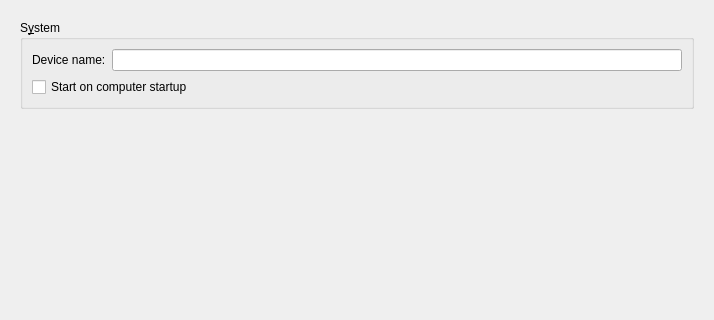
librevault/librevault, file gui/gui/Settings.ui: the form before one commit; both pictures show x 0 to 714 and y 0 to 320 of the 714 by 476 pixel window.
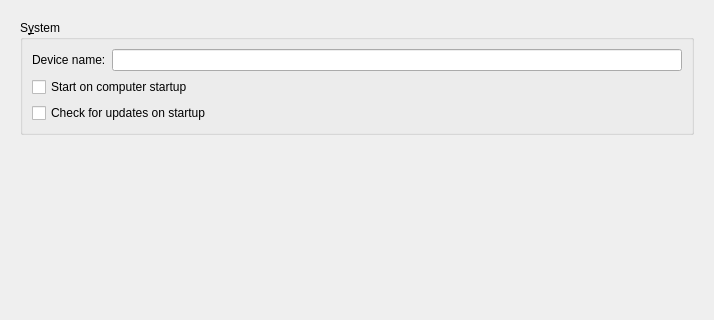
The form after the commit. Icons and pictures are not drawn.

```diff
--- a/gui/gui/Settings.ui
+++ b/gui/gui/Settings.ui
@@ -57,6 +57,13 @@
           <item row="0" column="1">
            <widget class="QLineEdit" name="line_device_name"/>
           </item>
+          <item row="2" column="0" colspan="2">
+           <widget class="QCheckBox" name="box_update">
+            <property name="text">
+             <string>Check for updates on startup</string>
+            </property>
+           </widget>
+          </item>
          </layout>
         </widget>
        </item>
```
